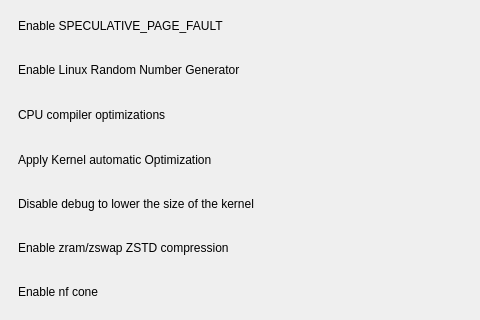
Qt form src/conf-window.ui (CachyOS/kernel-manager) before a commit; both pictures show x 0 to 480 and y 474 to 794 of the 887 by 950 pixel window.
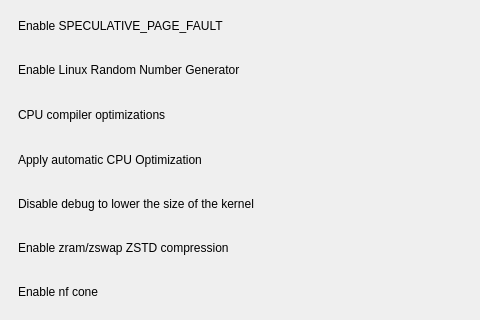
The same form after that commit. Icons and pictures are not drawn.

Commit message: add hardened kernel

Diff of the .ui file:
```diff
--- a/src/conf-window.ui
+++ b/src/conf-window.ui
@@ -405,7 +405,7 @@
        <item>
         <widget class="QLabel" name="label5">
          <property name="text">
-          <string>Apply Kernel automatic Optimization</string>
+          <string>Apply automatic CPU Optimization</string>
          </property>
         </widget>
        </item>
```
The commit also changes 1 other file.
